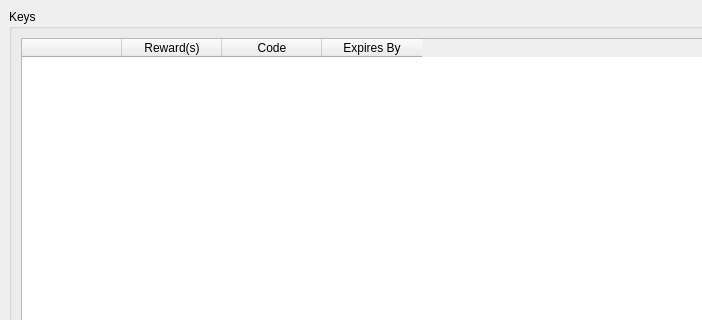
The window that include/ui/controlwindow.ui (Fabbi/autoshift) describes before a commit, drawn with Qt 5; both pictures show x 0 to 702 and y 0 to 320 of the 1187 by 870 pixel window.
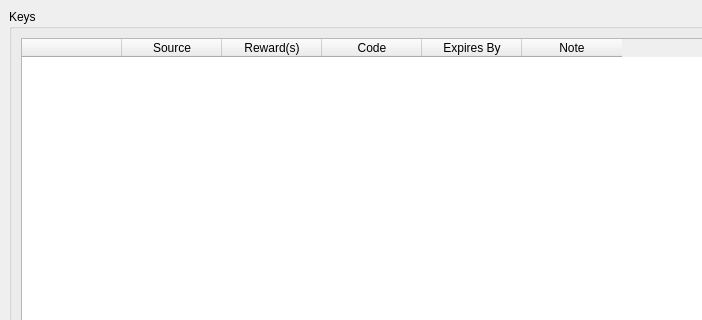
The same window after the commit. Custom widgets are drawn as their Qt base class.

Commit message: add database versioning; add "source" & "note" to key entries

Diff of the .ui file:
```diff
--- a/include/ui/controlwindow.ui
+++ b/include/ui/controlwindow.ui
@@ -82,6 +82,11 @@
            <string/>
           </property>
          </column>
+         <column>
+          <property name="text">
+           <string>Source</string>
+          </property>
+         </column>
          <column>
           <property name="text">
            <string>Reward(s)</string>
@@ -97,6 +102,11 @@
            <string>Expires By</string>
           </property>
          </column>
+         <column>
+          <property name="text">
+           <string>Note</string>
+          </property>
+         </column>
         </widget>
        </item>
        <item>
```
The commit also changes 4 other files.
